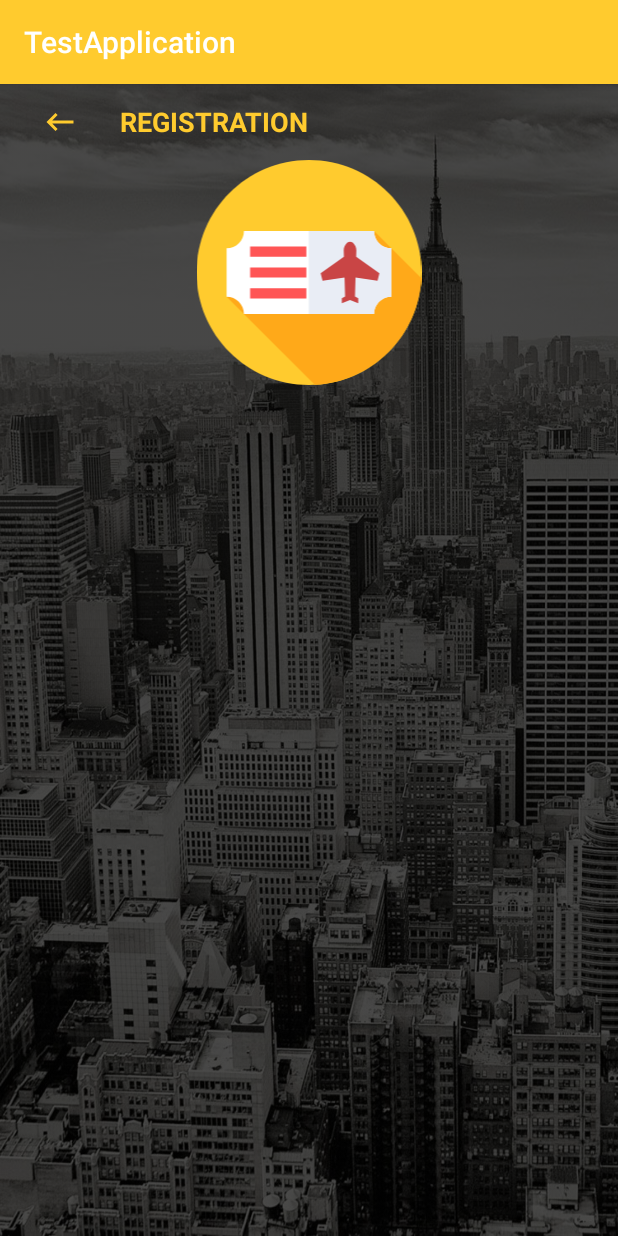
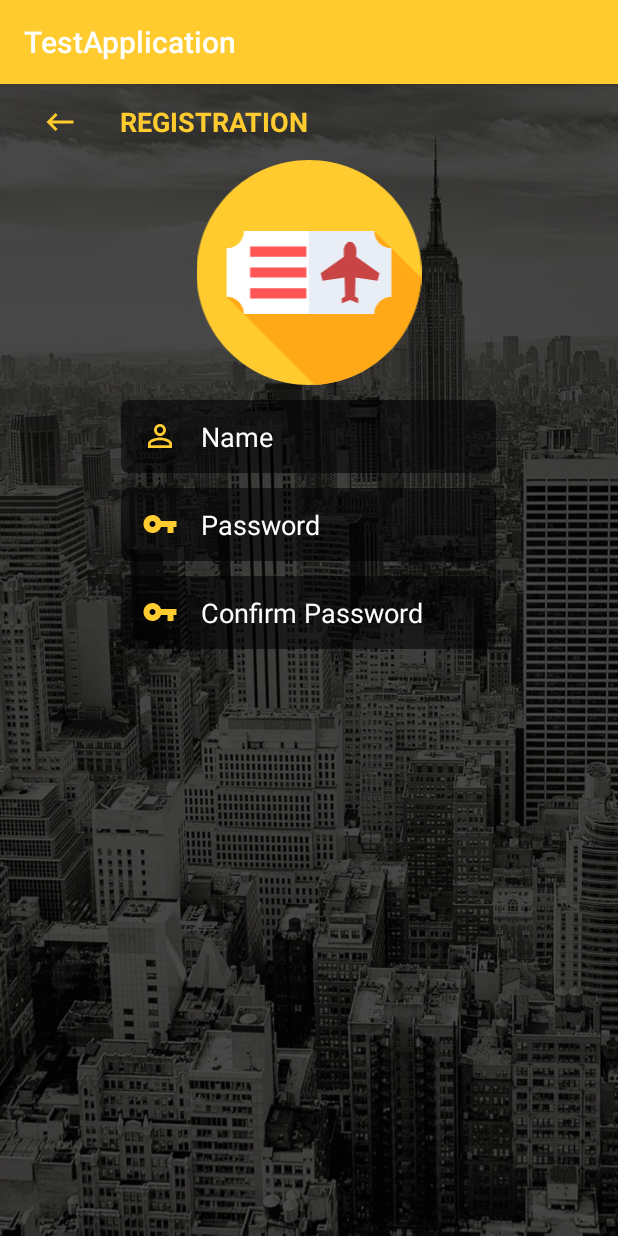
Before and after one commit to Bhushan-CPatil/TestApplication, an Android app: the RegisterActivity screen opened directly, with no data from a screen before it, on a phone screen of 412 x 824 dp. Run offline under Robolectric (Android 15) with nearby library versions, the phone set to English and light mode, and no system bars.

Commit message:
commit on 12-06-2019

```diff
--- a/app/src/main/res/layout/activity_register.xml
+++ b/app/src/main/res/layout/activity_register.xml
@@ -56,6 +56,74 @@
                 android:adjustViewBounds="true"
                 android:src="@drawable/ic_ticket"
                 tools:ignore="MissingConstraints" />
+
+            <EditText
+                android:id="@+id/name"
+                android:layout_width="250dp"
+                android:layout_height="wrap_content"
+                android:layout_gravity="center"
+                android:layout_marginTop="10dp"
+                android:background="@drawable/border"
+                android:drawableLeft="@drawable/ic_person"
+                android:drawablePadding="15dp"
+                android:drawableTint="@color/colorPrimary"
+                android:hint="Name"
+                android:paddingLeft="14dp"
+                android:paddingTop="12dp"
+                android:paddingRight="12dp"
+                android:paddingBottom="12dp"
+                android:autoSizeTextType="uniform"
+                android:autoSizeMinTextSize="1sp"
+                android:autoSizeMaxTextSize="14sp"
+                android:autoSizeStepGranularity="1sp"
+                android:textColor="#FFFFFF"
+                android:textColorHint="#FFFFFF" />
+
+            <EditText
+                android:id="@+id/pass"
+                android:layout_width="250dp"
+                android:layout_height="wrap_content"
+                android:layout_gravity="center"
+                android:layout_marginTop="10dp"
+                android:background="@drawable/border"
+                android:drawableLeft="@drawable/ic_vpn_key_black_24dp"
+                android:drawablePadding="15dp"
+                android:drawableTint="@color/colorPrimary"
+                android:hint="Password"
+                android:inputType="textPassword"
+                android:paddingLeft="14dp"
+                android:paddingTop="12dp"
+                android:paddingRight="12dp"
+                android:paddingBottom="12dp"
+                android:autoSizeTextType="uniform"
+                android:autoSizeMinTextSize="1sp"
+                android:autoSizeMaxTextSize="14sp"
+                android:autoSizeStepGranularity="1sp"
+                android:textColor="#FFFFFF"
+                android:textColorHint="#FFFFFF" />
+
+            <EditText
+                android:id="@+id/confpass"
+                android:layout_width="250dp"
+                android:layout_height="wrap_content"
+                android:layout_gravity="center"
+                android:layout_marginTop="10dp"
+                android:background="@drawable/border"
+                android:drawableLeft="@drawable/ic_vpn_key_black_24dp"
+                android:drawablePadding="15dp"
+                android:drawableTint="@color/colorPrimary"
+                android:hint="Confirm Password"
+                android:inputType="textPassword"
+                android:paddingLeft="14dp"
+                android:paddingTop="12dp"
+                android:paddingRight="12dp"
+                android:paddingBottom="12dp"
+                android:autoSizeTextType="uniform"
+                android:autoSizeMinTextSize="1sp"
+                android:autoSizeMaxTextSize="14sp"
+                android:autoSizeStepGranularity="1sp"
+                android:textColor="#FFFFFF"
+                android:textColorHint="#FFFFFF" />
         </LinearLayout>
         </ScrollView>
     </LinearLayout>
```
